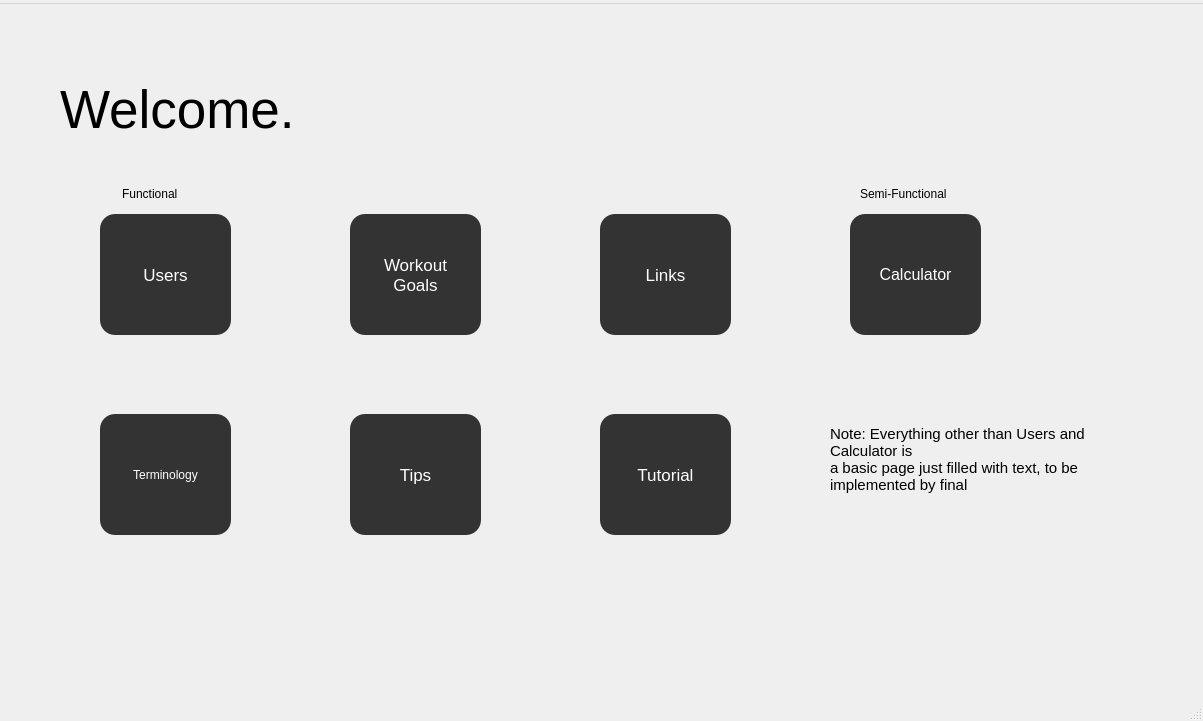
Above: code/mainwindow.ui from amroomargit/Forge before the change. Below: the same form after it.
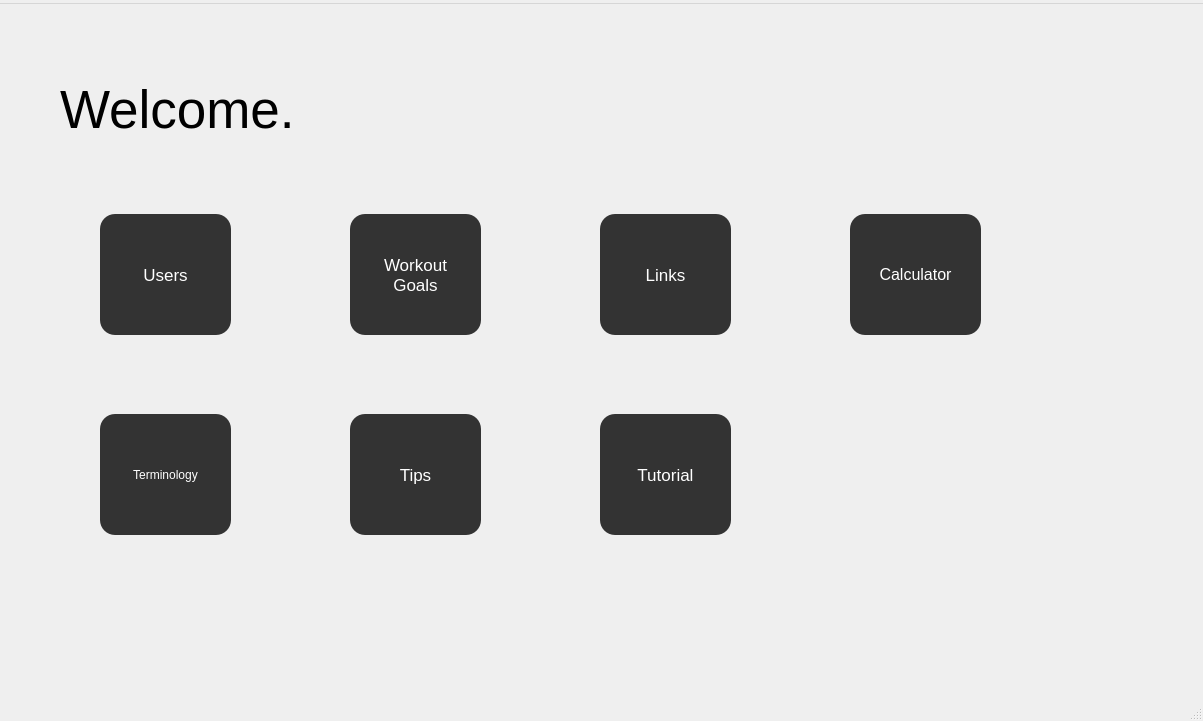
That is the form after the change. Icons and pictures are not drawn.

Commit message: Completed Calculator, fixed current measurements, currently working on fixing the dynamic widget population problem for the templates

What changed in the file:
```diff
--- a/code/mainwindow.ui
+++ b/code/mainwindow.ui
@@ -259,53 +259,6 @@
      <string>Tutorial</string>
     </property>
    </widget>
-   <widget class="QLabel" name="label">
-    <property name="geometry">
-     <rect>
-      <x>122</x>
-      <y>180</y>
-      <width>81</width>
-      <height>20</height>
-     </rect>
-    </property>
-    <property name="text">
-     <string>Functional</string>
-    </property>
-   </widget>
-   <widget class="QLabel" name="label_3">
-    <property name="geometry">
-     <rect>
-      <x>830</x>
-      <y>410</y>
-      <width>351</width>
-      <height>91</height>
-     </rect>
-    </property>
-    <property name="font">
-     <font>
-      <pointsize>11</pointsize>
-     </font>
-    </property>
-    <property name="text">
-     <string>Note: Everything other than Users and 
-Calculator is 
-a basic page just filled with text, to be 
-implemented by final</string>
-    </property>
-   </widget>
-   <widget class="QLabel" name="label_4">
-    <property name="geometry">
-     <rect>
-      <x>860</x>
-      <y>180</y>
-      <width>111</width>
-      <height>20</height>
-     </rect>
-    </property>
-    <property name="text">
-     <string>Semi-Functional</string>
-    </property>
-   </widget>
   </widget>
   <widget class="QMenuBar" name="menubar">
    <property name="geometry">
```
The commit also changes 36 other files.
